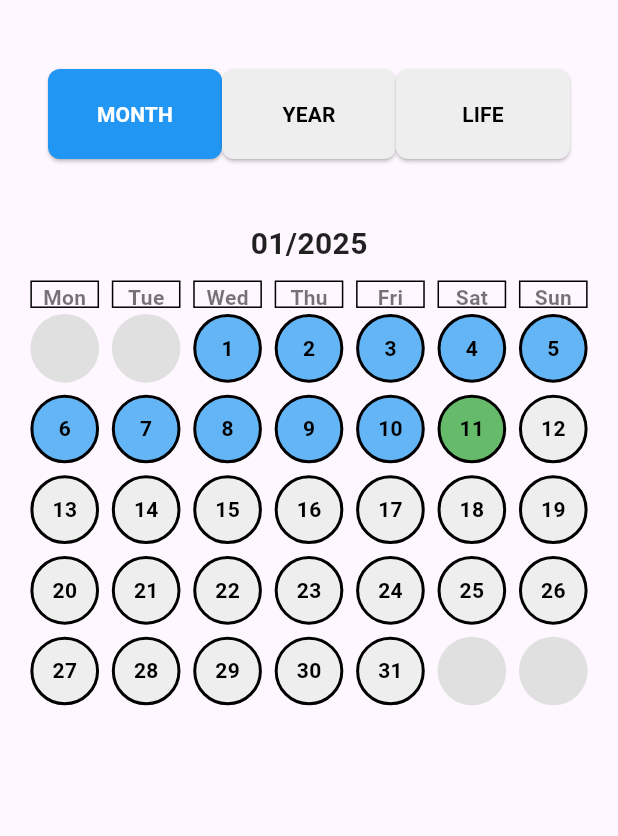
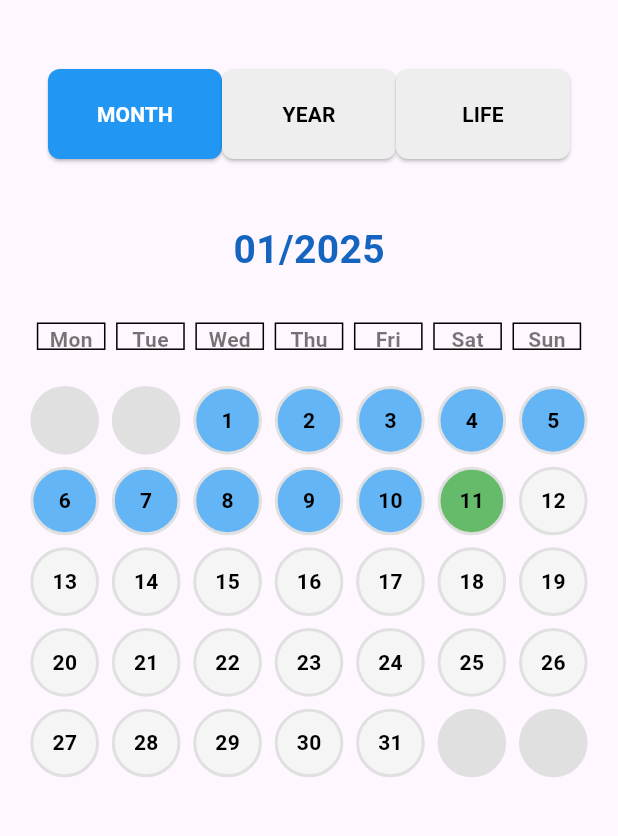
Before and after one commit to ZNn9/calendar_of_life, a Flutter app: the screen it shows after launch, after a tap on "MONTH", on a phone screen of 412 x 824 dp, the part 63-899 px from its top. Run offline on Flutter 3.47's test engine with Material 3 defaults, Android fonts, the phone set to English and light mode, and no system bars; our stand-ins replace firebase_core, get, google_sign_in, syncfusion_flutter_calendar; missing offline and left inert: googleapis; accounts and stored records are empty.

Commit message:
Month, Year, Life Calendar
Triển khai lại compute

```diff
--- a/lib/controllers/calendar_controller.dart
+++ b/lib/controllers/calendar_controller.dart
@@ -1,11 +1,15 @@
+import 'package:flutter/foundation.dart';
+import 'package:flutter/material.dart';
 import 'package:get/get.dart';
+import 'package:intl/intl.dart';
+import 'dart:developer' as developer;
 
 class CalendarController extends GetxController {
   Rx<DateTime?> birthDate = Rx<DateTime?>(null);
-  var currentAge = 22.obs; //Test
   var optionTrue = "life".obs;
   var isLoading = false.obs; // Thêm biến loading, chưa thành công
-  var ageStop = 80.obs;
+  var ageStop = 50.obs;
+  var currentAge = 0.obs; //Test
 
   var optionCalendar = {
     'day': false,
@@ -18,7 +22,23 @@ class CalendarController extends GetxController {
   @override
   void onInit() {
     super.onInit();
+    // Test
+    String dateString = "2002,01,02";
+    DateTime parsedDate = DateFormat("yyyy,MM,dd").parse(dateString);
+    birthDate.value = parsedDate;
+
     updateCurrentAge();
+  }
+
+  Color getColorForNode(int status) {
+    switch (status) {
+      case 1:
+        return Colors.blue[300]!; // Màu cho tuần đã sống
+      case 2:
+        return Colors.green[400]!; // Màu cho tuần hiện tại
+      default:
+        return Colors.grey[100]!; // Màu cho các tuần chưa sống
+    }
   }
 
   // Sử dụng cho Wiget CustomOptionCalendarButton
@@ -41,7 +61,108 @@ class CalendarController extends GetxController {
 
   void updateCurrentAge() {
     if (birthDate.value != null) {
-      currentAge.value = DateTime.now().year - birthDate.value!.year;
+      DateTime timeTamp = DateTime.now();
+
+      // Tính tuổi chính xác
+      int age = timeTamp.year - birthDate.value!.year;
+
+      // Nếu sinh nhật trong năm chưa qua, trừ 1 tuổi
+      if (timeTamp.month >= birthDate.value!.month) {
+        if ((timeTamp.month == birthDate.value!.month &&
+            timeTamp.day >= birthDate.value!.day)) {
+          currentAge.value = age;
+          return;
+        }
+        age--;
+      }
+      currentAge.value = age;
     }
   }
+
+  // Life Calendar
+  Future<List<List<int>>> calculateLifeCalendarAsync() async {
+    return compute(_generateLifeCalendarInIsolate, {
+      'ageStop': ageStop.value,
+      'currentAge': currentAge.value,
+      'birthDate': birthDate.value,
+      'now': DateTime.now(),
+    });
+  }
+
+  static List<List<int>> _generateLifeCalendarInIsolate(
+      Map<String, dynamic> params) {
+    int ageStopValue = params['ageStop'] as int;
+    int currentAgeValue = params['currentAge'] as int;
+    DateTime birthDateValue = params['birthDate'] as DateTime;
+    DateTime now = params['now'] as DateTime;
+
+    int currentWeek = _calculateCurrentWeek(now, birthDateValue);
+
+    List<List<int>> lifeCalendar =
+        List.generate(ageStopValue, (x) => List.generate(52, (y) => 0));
+
+    int weekNow = 0;
+    for (int x = 0; x < ageStopValue; x++) {
+      for (int y = 0; y < 52; y++) {
+        weekNow++;
+
+        if (x < currentAgeValue ||
+            (x == currentAgeValue && weekNow <= currentWeek)) {
+          lifeCalendar[x][y] = 1;
+        }
+        if (x == currentAgeValue && weekNow == currentWeek) {
+          lifeCalendar[x][y] = 2;
+        }
+      }
+    }
+
+    return lifeCalendar;
+  }
+
+  static int _calculateCurrentWeek(DateTime date, DateTime birthDate) {
+    int daysLived = date.difference(birthDate).inDays;
+    return (daysLived / 7).floor();
+  }
+
+  // Year Calendar
+  Future<List<List<int>>> calculateYearCalendarAsync() async {
+    return compute(_generateYearCalendarInIsolate, {
+      "now": DateTime.now(),
+    });
+  }
+
+  static List<List<int>> _generateYearCalendarInIsolate(
+      Map<String, dynamic> params) {
+    DateTime dayNow = params["now"] as DateTime;
+    List<List<int>> yearCalendar = List.generate(
+      12, // 12 tháng
+      (month) => List.generate(6, (node) => 0),
+    );
+
+    int currentMonth = dayNow.month - 1;
+    int currentNode =
+        ((dayNow.day - 1) / (_getDaysInMonth(dayNow.year, dayNow.month) / 6))
+            .floor();
+
+    for (int month = 0; month < 12; month++) {
+      for (int node = 0; node < 6; node++) {
+        if (month < currentMonth ||
+            (month == currentMonth && node < currentNode)) {
+          yearCalendar[month][node] = 1;
+        }
+        if (month == currentMonth && node == currentNode) {
+          yearCalendar[month][node] = 2;
+        }
+      }
+    }
+    return yearCalendar;
+  }
+
+  static int _getDaysInMonth(int year, int month) {
+    DateTime firstDayNextMonth = DateTime(year, month + 1, 1);
+    DateTime lastDayThisMonth = firstDayNextMonth.subtract(Duration(days: 1));
+    return lastDayThisMonth.day;
+  }
+
+  // Month Calendar
 }
--- a/lib/screens/calendar_of_your_life_screen.dart
+++ b/lib/screens/calendar_of_your_life_screen.dart
@@ -37,14 +37,10 @@ class CalendarOfYourLifeScreen extends StatelessWidget {
                       }
 
                       final currentView = calendarController.optionTrue.value;
-                      final ageStop =
-                          calendarController.ageStop.value; // Now used
 
                       switch (currentView) {
                         case 'life':
                           return LifeCalendar(
-                            ageStop: ageStop,
-                            currentAge: calendarController.currentAge.value,
                             maxWidth: constraints.maxWidth,
                           );
                         case 'year':
@@ -53,7 +49,6 @@ class CalendarOfYourLifeScreen extends StatelessWidget {
                           );
                         case 'month':
                           return MonthCalendar(
-                            month: DateTime.now(),
                             maxWidth: MediaQuery.of(context).size.width,
                           ); // Implement this
                         case 'week':
--- a/lib/widgets/life_calendar.dart
+++ b/lib/widgets/life_calendar.dart
@@ -1,26 +1,26 @@
-import 'dart:async';
-import 'dart:developer' as developer;
-import 'package:flutter/foundation.dart';
 import 'package:flutter/material.dart';
-import 'package:intl/intl.dart';
+import 'package:calendar_of_life/controllers/calendar_controller.dart';
+import 'package:get/get.dart';
 
 class LifeCalendar extends StatelessWidget {
-  final int ageStop;
-  final int currentAge;
+  final CalendarController calendarController =
+      Get.find<CalendarController>(); // Tìm CalendarController qua GetXs
+
   final double maxWidth;
 
-  const LifeCalendar({
+  LifeCalendar({
     Key? key,
-    required this.ageStop,
-    required this.currentAge,
     required this.maxWidth,
   }) : super(key: key);
 
   @override
   Widget build(BuildContext context) {
+    var ageStop = calendarController.ageStop.value;
+
     return FutureBuilder<List<List<int>>>(
-      future: compute(_calculateLifeCalendar,
-          {'ageStop': ageStop, 'currentAge': currentAge}),
+      // Sử dụng FutureBuilder để lấy dữ liệu tính toán
+      future: calendarController
+          .calculateLifeCalendarAsync(), // Tính toán lifeCalendar
       builder: (context, snapshot) {
         if (snapshot.connectionState == ConnectionState.waiting) {
           return const Center(
@@ -30,7 +30,8 @@ class LifeCalendar extends StatelessWidget {
           return Center(
               child: Text('Lỗi: ${snapshot.error}')); // Hiển thị lỗi nếu có
         } else if (snapshot.hasData) {
-          return _buildLifeGrid(snapshot.data!); // Hiển thị GridView
+          return buildLifeGrid(
+              snapshot.data!, ageStop, calendarController); // Hiển thị GridView
         } else {
           return const Center(
               child: Text('Không có dữ liệu')); // Trường hợp không có dữ liệu
@@ -39,31 +40,35 @@ class LifeCalendar extends StatelessWidget {
     );
   }
 
-  Widget _buildLifeGrid(List<List<int>> lifeCalendar) {
+  // Hàm này xây dựng giao diện Grid cho lịch sống
+  Widget buildLifeGrid(
+      List<List<int>> lifeCalendar, var ageStop, var calendarController) {
     double circleSize = maxWidth / 54;
     if (circleSize > 20) circleSize = 20;
 
     return GridView.builder(
       physics: const NeverScrollableScrollPhysics(),
       gridDelegate: SliverGridDelegateWithFixedCrossAxisCount(
-        crossAxisCount: 52,
+        crossAxisCount: 52, // 52 tuần trong một năm
         childAspectRatio: 1,
         mainAxisSpacing: 2,
         crossAxisSpacing: 2,
       ),
-      itemCount: ageStop * 52,
+      itemCount: ageStop * 52, // Tổng số ô (tuần của tất cả các năm)
       itemBuilder: (context, index) {
-        int y = index ~/ 52;
-        int x = index % 52;
+        int x = index ~/ 52; // Tính số năm
+        int y = index % 52; // Tính số tuần trong năm
 
         return Tooltip(
-          message: 'Năm: ${y + 1}, Tuần: ${x + 1}',
+          message:
+              'Năm: ${x}, Tuần: ${y + 1}', // Hiển thị thông tin về năm và tuần
           child: Container(
             width: circleSize,
             height: circleSize,
             decoration: BoxDecoration(
               shape: BoxShape.circle,
-              color: _getColorForWeek(lifeCalendar[y][x]),
+              color: calendarController.getColorForNode(lifeCalendar[x]
+                  [y]), // Sử dụng phương thức để lấy màu sắc cho tuần
               border: Border.all(color: Colors.grey[300]!),
             ),
           ),
@@ -71,48 +76,4 @@ class LifeCalendar extends StatelessWidget {
       },
     );
   }
-
-  static Future<List<List<int>>> _calculateLifeCalendar(
-      Map<String, int> params) async {
-    developer.log('Bắt đầu xây dựng Girdview Life Calendar',
-        name: 'LifeCalendar');
-    int ageStop = params['ageStop']!;
-    int currentAge = params['currentAge']!;
-
-    List<List<int>> lifeCalendar =
-        List.generate(ageStop, (y) => List.generate(52, (x) => 0));
-
-    int currentWeek = _calculateCurrentWeek(DateTime.now());
-
-    for (int y = 0; y < ageStop; y++) {
-      for (int x = 0; x < 52; x++) {
-        if (y < currentAge || (y == currentAge && x <= currentWeek)) {
-          lifeCalendar[y][x] = 1;
-        }
-        if (y == currentAge && x == currentWeek) {
-          lifeCalendar[y][x] = 2;
-        }
-      }
-    }
-
-    developer.log('Kết thúc xây dựng Girdview Life Calendar',
-        name: 'LifeCalendar');
-    return lifeCalendar;
-  }
-
-  static int _calculateCurrentWeek(DateTime date) {
-    int dayOfYear = int.parse(DateFormat("D").format(date));
-    return ((dayOfYear - date.weekday + 10) / 7).floor();
-  }
-
-  Color _getColorForWeek(int status) {
-    switch (status) {
-      case 1:
-        return Colors.blue[300]!;
-      case 2:
-        return Colors.green[400]!;
-      default:
-        return Colors.grey[100]!;
-    }
-  }
 }
--- a/lib/widgets/month_calendar.dart
+++ b/lib/widgets/month_calendar.dart
@@ -1,43 +1,46 @@
 import 'dart:developer' as developer;
 import 'package:flutter/material.dart';
+import 'package:get/get.dart';
+
+import '../controllers/calendar_controller.dart';
 
 class MonthCalendar extends StatelessWidget {
-  final DateTime month; // The first day of the month to display
+  var calendarController = Get.find<CalendarController>();
   final double maxWidth;
 
-  const MonthCalendar({
+  MonthCalendar({
     Key? key,
-    required this.month,
     required this.maxWidth,
   }) : super(key: key);
 
   @override
   Widget build(BuildContext context) {
-    List<List<DateTime?>> weeks = _generateMonthWeeks(month);
+    DateTime now = DateTime.now();
+    List<List<DateTime?>> weeks = _generateMonthWeeks(now);
 
-    double circleSize = maxWidth / 9; // Calculate node size
-    if (circleSize > 50) circleSize = 50; // Limit maximum size
+    double circleSize = maxWidth / 9;
+    if (circleSize > 50) circleSize = 50;
 
     return Column(
       children: [
-        // Display Month and Year title in numerical format (e.g., "01/2025")
         Padding(
           padding: const EdgeInsets.symmetric(vertical: 10.0),
           child: Text(
-            "${month.month.toString().padLeft(2, '0')}/${month.year}",
-            style: const TextStyle(
-              fontSize: 20,
+            "${now.month.toString().padLeft(2, '0')}/${now.year}",
+            style: TextStyle(
+              fontSize: 26,
               fontWeight: FontWeight.bold,
-              color: Colors.black87,
+              color: Colors.blue[800],
             ),
           ),
         ),
-        // Display weekday headers
-        Row(
-          mainAxisAlignment: MainAxisAlignment.spaceAround,
-          children: _buildWeekdayHeaders(circleSize),
+        Padding(
+          padding: EdgeInsets.symmetric(horizontal: 5, vertical: 20.0),
+          child: Row(
+            mainAxisAlignment: MainAxisAlignment.spaceAround,
+            children: _buildWeekdayHeaders(circleSize),
+          ),
         ),
-        // Display weeks of the month
         Column(
           children: weeks.map((week) {
             return Row(
@@ -52,11 +55,9 @@ class MonthCalendar extends StatelessWidget {
     );
   }
 
-  // Determine the status of the day (past, present, future)
   int _getDayStatus(DateTime day) {
     DateTime today = DateTime.now();
-    DateTime currentDayOnly = DateTime(
-        today.year, today.month, today.day); // Chỉ lấy ngày, tháng và năm
+    DateTime currentDayOnly = DateTime(today.year, today.month, today.day);
 
     if (day.isBefore(currentDayOnly)) {
       return 1; // Past
@@ -64,18 +65,6 @@ class MonthCalendar extends StatelessWidget {
       return 2; // Present
     } else {
       return 0; // Future
-    }
-  }
-
-  // Get the color for the node based on the status
-  Color _getColorForNode(int status) {
-    switch (status) {
-      case 1:
-        return Colors.blue[300]!; // Past
-      case 2:
-        return Colors.green[400]!; // Present
-      default:
-        return Colors.grey[200]!; // Future
     }
   }
 
@@ -97,12 +86,12 @@ class MonthCalendar extends StatelessWidget {
     return Container(
       width: size,
       height: size,
-      margin: const EdgeInsets.all(4.0), // Spacing between nodes
+      margin: const EdgeInsets.all(4.0),
       decoration: BoxDecoration(
-        shape: BoxShape.circle, // Circular shape
-        color: _getColorForNode(status), // Apply color based on status
+        shape: BoxShape.circle,
+        color: calendarController.getColorForNode(status),
         border: Border.all(
-          color: Colors.black, // Apply border for all nodes
+          color: Colors.grey[300]!,
           width: 2,
         ),
       ),
@@ -119,13 +108,9 @@ class MonthCalendar extends StatelessWidget {
   }
 
   List<List<DateTime?>> _generateMonthWeeks(DateTime month) {
-    developer.log('Generating weeks for month: ${month.month}',
-        name: 'MonthCalendar');
-
     DateTime firstDayOfMonth = DateTime(month.year, month.month, 1);
     int daysInMonth = DateTime(month.year, month.month + 1, 0).day;
 
-    // Calculate the first Monday of the month
     int weekdayOfFirstDay = firstDayOfMonth.weekday;
     int daysToSubtract = (weekdayOfFirstDay == 7) ? 6 : weekdayOfFirstDay - 1;
     DateTime firstMondayOfMonth =
@@ -134,9 +119,8 @@ class MonthCalendar extends StatelessWidget {
     List<List<DateTime?>> weeks = [];
     List<DateTime?> currentWeek = [];
 
-    // Calculate empty nodes before the first Monday of the month if necessary
     for (int i = 0; i < daysToSubtract; i++) {
-      currentWeek.add(null); // Add empty nodes for days before the first Monday
+      currentWeek.add(null);
     }
 
     // Generate the days of the month
@@ -145,24 +129,18 @@ class MonthCalendar extends StatelessWidget {
       currentWeek.add(currentDay);
 
       if (currentWeek.length == 7) {
-        weeks.add(List.from(currentWeek)); // Add the week to the weeks list
-        currentWeek.clear(); // Reset the current week
+        weeks.add(List.from(currentWeek));
+        currentWeek.clear();
       }
     }
 
-    // Fill the remaining empty days in the last week
     while (currentWeek.length < 7) {
-      currentWeek
-          .add(null); // Fill with null for days after the last day of the month
+      currentWeek.add(null);
     }
-    if (currentWeek.isNotEmpty) weeks.add(currentWeek); // Add the final week
-
-    developer.log('Completed generating weeks for month: ${month.month}',
-        name: 'MonthCalendar');
+    if (currentWeek.isNotEmpty) weeks.add(currentWeek);
     return weeks;
   }
 
-  // Create weekday headers (Mon -> Sun)
   List<Widget> _buildWeekdayHeaders(double size) {
     const List<String> weekdays = [
       "Mon",
@@ -173,6 +151,7 @@ class MonthCalendar extends StatelessWidget {
       "Sat",
       "Sun"
     ];
+
     return weekdays
         .map(
           (day) => Container(
@@ -180,9 +159,7 @@ class MonthCalendar extends StatelessWidget {
             height: size / 2.5,
             alignment: Alignment.center,
             decoration: BoxDecoration(
-              border: Border.all(
-                  color: Colors.black, width: 1), // Add border for headers
-            ),
+                border: Border.all(color: Colors.black, width: 1)),
             child: Text(
               day,
               style: const TextStyle(
--- a/pubspec.yaml
+++ b/pubspec.yaml
@@ -24,6 +24,7 @@ dependencies:
   provider: ^6.1.2
   get: ^4.6.6
   flutter_staggered_grid_view: ^0.7.0
+  infinite_scroll_pagination: ^4.1.0
 
 dev_dependencies:
   flutter_test:
```
Also changed, not shown: lib/widgets/year_calendar.dart (+8 -50 lines).
